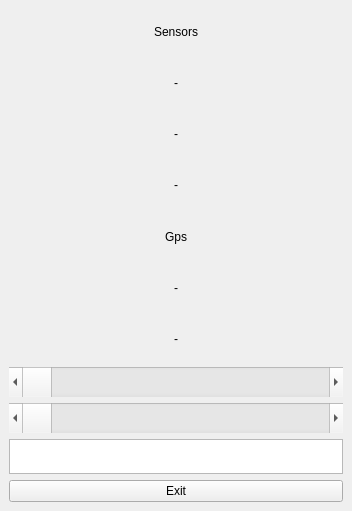
This is mainwindow.ui in takyonxxx/VariometerAll as Qt 5 draws it before an edit. The edited form follows.
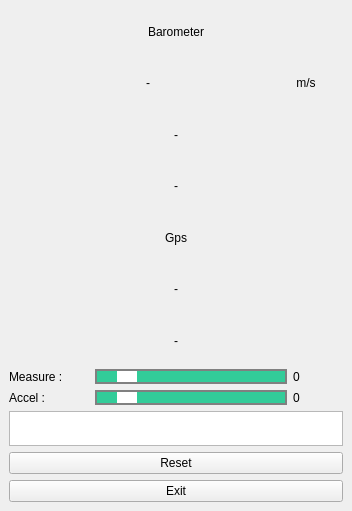
This is the edited form.

```diff
--- a/mainwindow.ui
+++ b/mainwindow.ui
@@ -17,20 +17,181 @@
    <layout class="QGridLayout" name="gridLayout_2">
     <item row="0" column="0">
      <layout class="QGridLayout" name="gridLayout">
-      <item row="11" column="0">
+      <item row="10" column="2">
+       <widget class="QLabel" name="labelMV">
+        <property name="maximumSize">
+         <size>
+          <width>50</width>
+          <height>16777215</height>
+         </size>
+        </property>
+        <property name="text">
+         <string>0</string>
+        </property>
+       </widget>
+      </item>
+      <item row="11" column="1">
        <widget class="QScrollBar" name="scrollBarAccel">
         <property name="minimumSize">
          <size>
           <width>0</width>
-          <height>30</height>
+          <height>0</height>
          </size>
         </property>
+        <property name="styleSheet">
+         <string notr="true">QScrollBar:horizontal {
+    border: 2px solid grey;
+    background: #32CC99;
+    height: 15px;
+    margin: 0px 20px 0 20px;
+}
+QScrollBar::handle:horizontal {
+    background: white;
+    min-width: 20px;
+}
+QScrollBar::add-line:horizontal {
+    border: 2px solid grey;
+    background: #32CC99;
+    width: 20px;
+    subcontrol-position: right;
+    subcontrol-origin: margin;
+}
+
+QScrollBar::sub-line:horizontal {
+    border: 2px solid grey;
+    background: #32CC99;
+    width: 20px;
+    subcontrol-position: left;
+    subcontrol-origin: margin;
+}
+
+QScrollBar::sub-page:horizontal {
+    background: #0B615E;
+}
+
+QScrollBar::add-page:horizontal {
+    background: #32CC99;
+}</string>
+        </property>
+        <property name="maximum">
+         <number>100</number>
+        </property>
         <property name="orientation">
          <enum>Qt::Horizontal</enum>
         </property>
        </widget>
       </item>
-      <item row="4" column="0">
+      <item row="10" column="1">
+       <widget class="QScrollBar" name="scrollBarMeasurement">
+        <property name="minimumSize">
+         <size>
+          <width>0</width>
+          <height>0</height>
+         </size>
+        </property>
+        <property name="styleSheet">
+         <string notr="true">QScrollBar:horizontal {
+    border: 2px solid grey;
+    background: #32CC99;
+    height: 15px;
+    margin: 0px 20px 0 20px;
+}
+QScrollBar::handle:horizontal {
+    background: white;
+    min-width: 20px;
+}
+QScrollBar::add-line:horizontal {
+    border: 2px solid grey;
+    background: #32CC99;
+    width: 20px;
+    subcontrol-position: right;
+    subcontrol-origin: margin;
+}
+
+QScrollBar::sub-line:horizontal {
+    border: 2px solid grey;
+    background: #32CC99;
+    width: 20px;
+    subcontrol-position: left;
+    subcontrol-origin: margin;
+}
+
+QScrollBar::sub-page:horizontal {
+    background: #0B615E;
+}
+
+QScrollBar::add-page:horizontal {
+    background: #32CC99;
+}</string>
+        </property>
+        <property name="maximum">
+         <number>100</number>
+        </property>
+        <property name="orientation">
+         <enum>Qt::Horizontal</enum>
+        </property>
+       </widget>
+      </item>
+      <item row="11" column="2">
+       <widget class="QLabel" name="labelAV">
+        <property name="maximumSize">
+         <size>
+          <width>50</width>
+          <height>16777215</height>
+         </size>
+        </property>
+        <property name="text">
+         <string>0</string>
+        </property>
+       </widget>
+      </item>
+      <item row="10" column="0">
+       <widget class="QLabel" name="labelM">
+        <property name="maximumSize">
+         <size>
+          <width>80</width>
+          <height>16777215</height>
+         </size>
+        </property>
+        <property name="text">
+         <string>Measure : </string>
+        </property>
+       </widget>
+      </item>
+      <item row="11" column="0">
+       <widget class="QLabel" name="labelA">
+        <property name="maximumSize">
+         <size>
+          <width>80</width>
+          <height>16777215</height>
+         </size>
+        </property>
+        <property name="text">
+         <string>Accel : </string>
+        </property>
+       </widget>
+      </item>
+      <item row="1" column="0" colspan="3">
+       <widget class="QLabel" name="labelSensor">
+        <property name="text">
+         <string>Barometer</string>
+        </property>
+        <property name="alignment">
+         <set>Qt::AlignCenter</set>
+        </property>
+       </widget>
+      </item>
+      <item row="3" column="0" colspan="3">
+       <widget class="QLabel" name="label_pressure">
+        <property name="text">
+         <string>-</string>
+        </property>
+        <property name="alignment">
+         <set>Qt::AlignCenter</set>
+        </property>
+       </widget>
+      </item>
+      <item row="4" column="0" colspan="3">
        <widget class="QLabel" name="label_baro_altitude">
         <property name="text">
          <string>-</string>
@@ -40,7 +201,17 @@
         </property>
        </widget>
       </item>
-      <item row="6" column="0">
+      <item row="5" column="0" colspan="3">
+       <widget class="QLabel" name="labelGps">
+        <property name="text">
+         <string>Gps</string>
+        </property>
+        <property name="alignment">
+         <set>Qt::AlignCenter</set>
+        </property>
+       </widget>
+      </item>
+      <item row="6" column="0" colspan="3">
        <widget class="QLabel" name="label_gps_altitude">
         <property name="text">
          <string>-</string>
@@ -50,7 +221,7 @@
         </property>
        </widget>
       </item>
-      <item row="9" column="0">
+      <item row="9" column="0" colspan="3">
        <widget class="QLabel" name="label_speed">
         <property name="text">
          <string>-</string>
@@ -60,24 +231,7 @@
         </property>
        </widget>
       </item>
-      <item row="1" column="0">
-       <widget class="QLabel" name="labelSensor">
-        <property name="text">
-         <string>Sensors</string>
-        </property>
-        <property name="alignment">
-         <set>Qt::AlignCenter</set>
-        </property>
-       </widget>
-      </item>
-      <item row="15" column="0">
-       <widget class="QPushButton" name="pushExit">
-        <property name="text">
-         <string>Exit</string>
-        </property>
-       </widget>
-      </item>
-      <item row="12" column="0">
+      <item row="12" column="0" colspan="3">
        <widget class="QTextBrowser" name="m_textStatus">
         <property name="maximumSize">
          <size>
@@ -87,27 +241,7 @@
         </property>
        </widget>
       </item>
-      <item row="5" column="0">
-       <widget class="QLabel" name="labelGps">
-        <property name="text">
-         <string>Gps</string>
-        </property>
-        <property name="alignment">
-         <set>Qt::AlignCenter</set>
-        </property>
-       </widget>
-      </item>
-      <item row="3" column="0">
-       <widget class="QLabel" name="label_pressure">
-        <property name="text">
-         <string>-</string>
-        </property>
-        <property name="alignment">
-         <set>Qt::AlignCenter</set>
-        </property>
-       </widget>
-      </item>
-      <item row="2" column="0">
+      <item row="2" column="0" colspan="2">
        <widget class="QLabel" name="label_vario">
         <property name="text">
          <string>-</string>
@@ -117,16 +251,24 @@
         </property>
        </widget>
       </item>
-      <item row="10" column="0">
-       <widget class="QScrollBar" name="scrollBarMeasurement">
-        <property name="minimumSize">
-         <size>
-          <width>0</width>
-          <height>30</height>
-         </size>
+      <item row="2" column="2">
+       <widget class="QLabel" name="label_vario_unit">
+        <property name="text">
+         <string> m/s </string>
         </property>
-        <property name="orientation">
-         <enum>Qt::Horizontal</enum>
+       </widget>
+      </item>
+      <item row="13" column="0" colspan="3">
+       <widget class="QPushButton" name="pushReset">
+        <property name="text">
+         <string>Reset</string>
+        </property>
+       </widget>
+      </item>
+      <item row="15" column="0" colspan="3">
+       <widget class="QPushButton" name="pushExit">
+        <property name="text">
+         <string>Exit</string>
         </property>
        </widget>
       </item>
```
